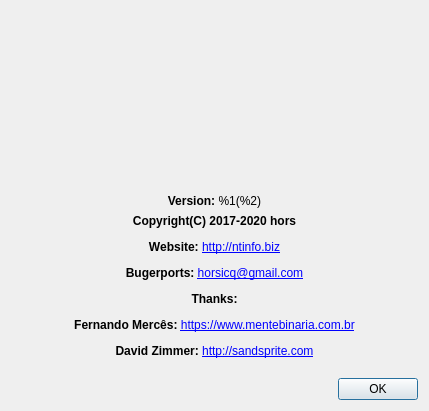
Before: the Qt Designer form gui_source/dialogabout.ui in horsicq/XAPKDetector, drawn with Qt 5.
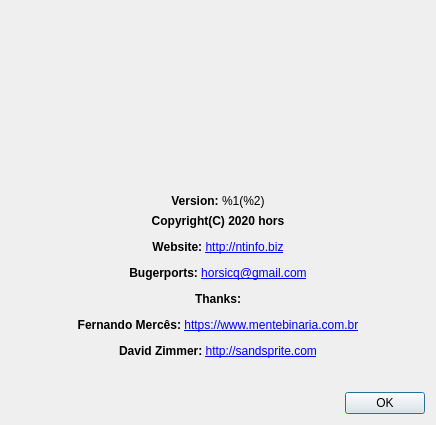
After: the same form once the commit is applied. Icons and pictures are not drawn.

```diff
--- a/gui_source/dialogabout.ui
+++ b/gui_source/dialogabout.ui
@@ -9,8 +9,8 @@
    <rect>
     <x>0</x>
     <y>0</y>
-    <width>429</width>
-    <height>411</height>
+    <width>436</width>
+    <height>425</height>
    </rect>
   </property>
   <property name="windowTitle">
@@ -94,7 +94,7 @@
    <item>
     <widget class="QLabel" name="labelInfo">
      <property name="text">
-      <string>&lt;html&gt;&lt;head/&gt;&lt;body&gt;&lt;p align=&quot;center&quot;&gt;&lt;span style=&quot; font-weight:600;&quot;&gt;Copyright(C) 2017-2020 hors&lt;/span&gt;&lt;/p&gt;&lt;p align=&quot;center&quot;&gt;&lt;span style=&quot; font-weight:600;&quot;&gt;Website: &lt;/span&gt;&lt;a href=&quot;http://ntinfo.biz&quot;&gt;&lt;span style=&quot; text-decoration: underline; color:#0000ff;&quot;&gt;http://ntinfo.biz&lt;/span&gt;&lt;/a&gt;&lt;/p&gt;&lt;p align=&quot;center&quot;&gt;&lt;span style=&quot; font-weight:600;&quot;&gt;Bugerports: &lt;/span&gt;&lt;a href=&quot;mailto:horsicq@gmail.com&quot;&gt;&lt;span style=&quot; text-decoration: underline; color:#0000ff;&quot;&gt;horsicq@gmail.com&lt;/span&gt;&lt;/a&gt;&lt;/p&gt;&lt;p align=&quot;center&quot;&gt;&lt;span style=&quot; font-weight:600;&quot;&gt;Thanks:&lt;/span&gt;&lt;/p&gt;&lt;p align=&quot;center&quot;&gt;&lt;span style=&quot; font-weight:600;&quot;&gt;Fernando Mercês: &lt;/span&gt;&lt;a href=&quot;https://www.mentebinaria.com.br/&quot;&gt;&lt;span style=&quot; text-decoration: underline; color:#0000ff;&quot;&gt;https://www.mentebinaria.com.br&lt;/span&gt;&lt;/a&gt;&lt;/p&gt;&lt;p align=&quot;center&quot;&gt;&lt;span style=&quot; font-weight:600;&quot;&gt;David Zimmer: &lt;/span&gt;&lt;a href=&quot;http://sandsprite.com/&quot;&gt;&lt;span style=&quot; text-decoration: underline; color:#0000ff;&quot;&gt;http://sandsprite.com&lt;/span&gt;&lt;/a&gt;&lt;/p&gt;&lt;/body&gt;&lt;/html&gt;</string>
+      <string>&lt;html&gt;&lt;head/&gt;&lt;body&gt;&lt;p align=&quot;center&quot;&gt;&lt;span style=&quot; font-weight:600;&quot;&gt;Copyright(C) 2020 hors&lt;/span&gt;&lt;/p&gt;&lt;p align=&quot;center&quot;&gt;&lt;span style=&quot; font-weight:600;&quot;&gt;Website: &lt;/span&gt;&lt;a href=&quot;http://ntinfo.biz&quot;&gt;&lt;span style=&quot; text-decoration: underline; color:#0000ff;&quot;&gt;http://ntinfo.biz&lt;/span&gt;&lt;/a&gt;&lt;/p&gt;&lt;p align=&quot;center&quot;&gt;&lt;span style=&quot; font-weight:600;&quot;&gt;Bugerports: &lt;/span&gt;&lt;a href=&quot;mailto:horsicq@gmail.com&quot;&gt;&lt;span style=&quot; text-decoration: underline; color:#0000ff;&quot;&gt;horsicq@gmail.com&lt;/span&gt;&lt;/a&gt;&lt;/p&gt;&lt;p align=&quot;center&quot;&gt;&lt;span style=&quot; font-weight:600;&quot;&gt;Thanks:&lt;/span&gt;&lt;/p&gt;&lt;p align=&quot;center&quot;&gt;&lt;span style=&quot; font-weight:600;&quot;&gt;Fernando Mercês: &lt;/span&gt;&lt;a href=&quot;https://www.mentebinaria.com.br/&quot;&gt;&lt;span style=&quot; text-decoration: underline; color:#0000ff;&quot;&gt;https://www.mentebinaria.com.br&lt;/span&gt;&lt;/a&gt;&lt;/p&gt;&lt;p align=&quot;center&quot;&gt;&lt;span style=&quot; font-weight:600;&quot;&gt;David Zimmer: &lt;/span&gt;&lt;a href=&quot;http://sandsprite.com/&quot;&gt;&lt;span style=&quot; text-decoration: underline; color:#0000ff;&quot;&gt;http://sandsprite.com&lt;/span&gt;&lt;/a&gt;&lt;/p&gt;&lt;/body&gt;&lt;/html&gt;</string>
      </property>
      <property name="openExternalLinks">
       <bool>true</bool>
```
